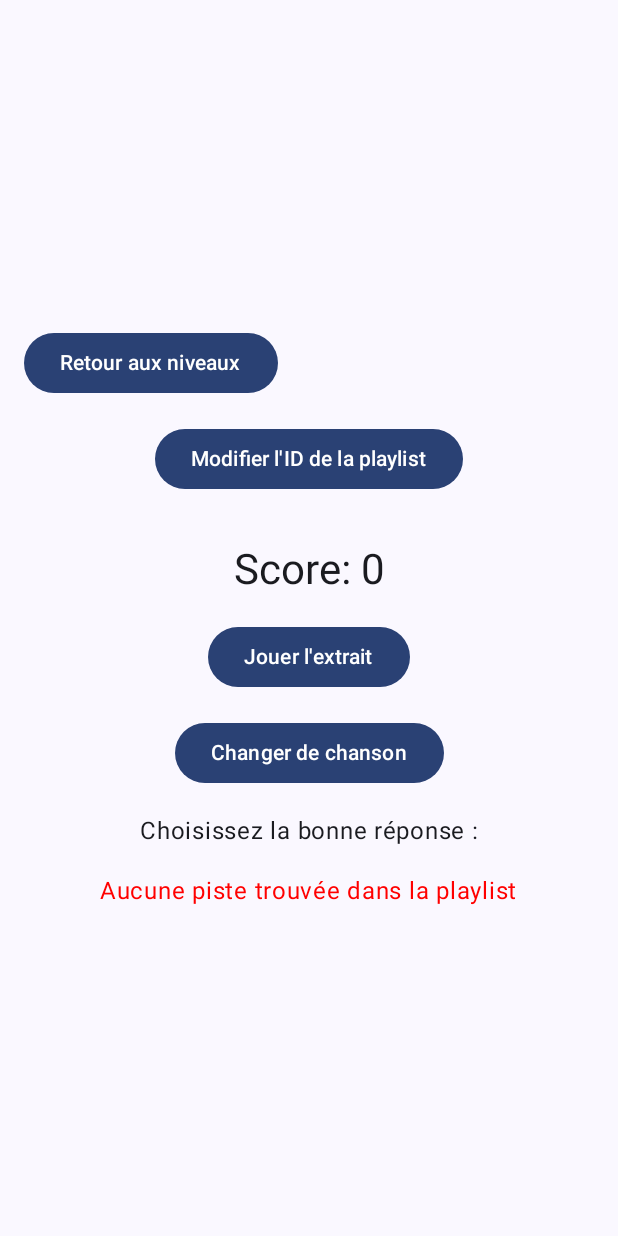
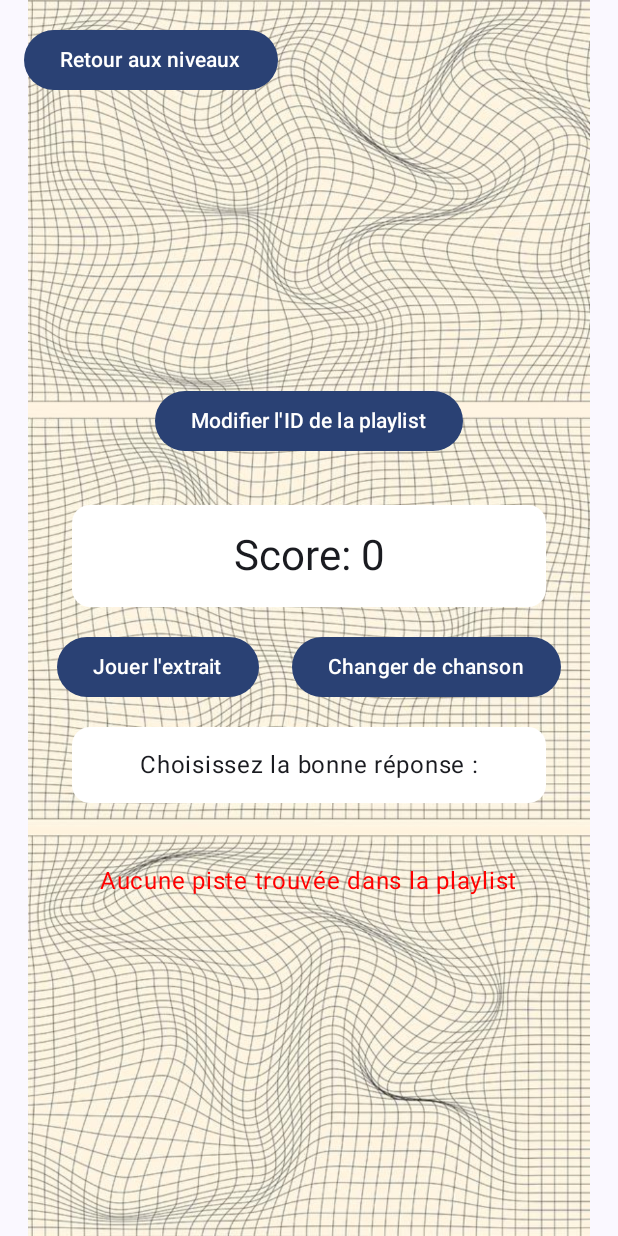
Before and after one commit to margauxmnto/A2MSI_Project, an Android app built with Jetpack Compose: the MainActivity screen opened directly, with no data from a screen before it, after a tap on "Niveau Facile", on a phone screen of 412 x 824 dp. Run offline under Robolectric (Android 15) with nearby library versions, the phone set to English and light mode, and no system bars.

Commit message:
Changement de la DA

```diff
--- a/app/src/main/java/com/mrevellemonteiro/a2msiproject/MainActivity.kt
+++ b/app/src/main/java/com/mrevellemonteiro/a2msiproject/MainActivity.kt
@@ -1,20 +1,25 @@
 package com.mrevellemonteiro.a2msiproject
 
+import android.content.Context
 import android.os.Bundle
 import android.widget.Toast
 import androidx.activity.ComponentActivity
 import androidx.activity.compose.setContent
 import androidx.activity.viewModels
+import androidx.compose.foundation.Image
+import androidx.compose.foundation.background
 import androidx.compose.foundation.layout.*
 import androidx.compose.material3.*
 import androidx.compose.runtime.*
 import androidx.compose.ui.Alignment
 import androidx.compose.ui.Modifier
 import androidx.compose.ui.graphics.Color
+import androidx.compose.ui.layout.ContentScale
 import androidx.compose.ui.platform.LocalContext
+import androidx.compose.ui.res.painterResource
+import androidx.compose.ui.res.stringResource
 import androidx.compose.ui.unit.dp
 import com.mrevellemonteiro.a2msiproject.ui.theme.A2MSIProjectTheme
-
 
 class MainActivity : ComponentActivity() {
     private val gameViewModel: GameViewModel by viewModels()
@@ -39,10 +44,14 @@ class MainActivity : ComponentActivity() {
                     color = MaterialTheme.colorScheme.background
                 ) {
                     if (currentLevel.isEmpty()) {
-                        HomeScreen (onLevelSelected = { level ->
-                            gameViewModel.setGameLevel(level) })
+                        HomeScreen(onLevelSelected = { level ->
+                            gameViewModel.setGameLevel(level)
+                        })
                     } else {
-                        GameScreen(viewModel = gameViewModel, onBackToLevels = { gameViewModel.resetGame() } )
+                        GameScreen(
+                            viewModel = gameViewModel,
+                            onBackToLevels = { gameViewModel.resetGame() }
+                        )
                     }
                 }
             }
@@ -52,6 +61,18 @@ class MainActivity : ComponentActivity() {
 
 @Composable
 fun HomeScreen(onLevelSelected: (String) -> Unit) {
+    Box(
+        modifier = Modifier.fillMaxSize()
+    ) {
+        // Image de fond
+        Image(
+            painter = painterResource(id = R.drawable.fond),
+            contentDescription = null,
+            contentScale = ContentScale.Fit,
+            modifier = Modifier.fillMaxSize()
+        )
+
+        // Contenu superposé
         Column(
             modifier = Modifier
                 .fillMaxSize()
@@ -59,7 +80,10 @@ fun HomeScreen(onLevelSelected: (String) -> Unit) {
             verticalArrangement = Arrangement.Center,
             horizontalAlignment = Alignment.CenterHorizontally
         ) {
-        Text(text = "Choisissez un niveau", style = MaterialTheme.typography.headlineMedium)
+            Text(
+                text = "Choisissez un niveau",
+                style = MaterialTheme.typography.headlineMedium
+            )
 
             Spacer(modifier = Modifier.height(16.dp))
 
@@ -71,6 +95,7 @@ fun HomeScreen(onLevelSelected: (String) -> Unit) {
 
             Button(onClick = { onLevelSelected("hard") }) {
                 Text("Niveau Difficile")
+            }
         }
     }
 }
@@ -88,6 +113,27 @@ fun GameScreen(viewModel: GameViewModel, onBackToLevels: () -> Unit) {
     var showDialog by remember { mutableStateOf(false) }
     var newPlaylistId by remember { mutableStateOf("") }
 
+    Box(
+        modifier = Modifier.fillMaxSize()
+    ) {
+        // Image de fond
+        Image(
+            painter = painterResource(id = R.drawable.fond),
+            contentDescription = null,
+            contentScale = ContentScale.Fit,
+            modifier = Modifier.fillMaxSize()
+        )
+
+        // Bouton "Retour aux niveaux" aligné en haut à gauche
+        Button(
+            onClick = onBackToLevels,
+            modifier = Modifier
+                .align(Alignment.TopStart)
+                .padding(16.dp)
+        ) {
+            Text("Retour aux niveaux")
+        }
+
         Column(
             modifier = Modifier
                 .fillMaxSize()
@@ -95,16 +141,8 @@ fun GameScreen(viewModel: GameViewModel, onBackToLevels: () -> Unit) {
             verticalArrangement = Arrangement.Center,
             horizontalAlignment = Alignment.CenterHorizontally
         ) {
-        Button(
-            onClick = onBackToLevels,
-            modifier = Modifier.align(Alignment.Start)
-        ) {
-            Text("Retour aux niveaux")
-        }
+            Spacer(modifier = Modifier.height(32.dp)) // Laisser de l'espace sous le bouton "Retour"
 
-        Spacer(modifier = Modifier.height(16.dp))
-
-        // Bouton pour modifier l'ID de la playlist
             Button(onClick = { showDialog = true }) {
                 Text("Modifier l'ID de la playlist")
             }
@@ -156,29 +194,73 @@ fun GameScreen(viewModel: GameViewModel, onBackToLevels: () -> Unit) {
 
             Spacer(modifier = Modifier.height(16.dp))
 
+            Box(
+                modifier = Modifier
+                    .fillMaxWidth()
+                    .padding(horizontal = 32.dp)
+                    .background(
+                        color = Color.White,
+                        shape = MaterialTheme.shapes.medium
+                    )
+                    .padding(16.dp),
+                contentAlignment = Alignment.Center
+            ) {
                 Text(
                     text = "Score: $score",
                     style = MaterialTheme.typography.headlineMedium
                 )
-
-        Spacer(modifier = Modifier.height(16.dp))
-
-        Button(onClick = { viewModel.playPreview() }) {
-            Text("Jouer l'extrait")
             }
 
             Spacer(modifier = Modifier.height(16.dp))
 
+            // Alignement horizontal des boutons "Jouer l'extrait" et "Changer de chanson"
+            Row(
+                modifier = Modifier.fillMaxWidth(),
+                horizontalArrangement = Arrangement.SpaceEvenly
+            ) {
+                Button(onClick = { viewModel.playPreview() }) {
+                    Text("Jouer l'extrait")
+                }
                 Button(onClick = { viewModel.playNextSong() }) {
                     Text("Changer de chanson")
+                }
             }
 
             Spacer(modifier = Modifier.height(16.dp))
 
             if (currentLevel == "easy") {
-            Text(text = "Choisissez la bonne réponse :")
-            options.forEach { option ->
-                Button(onClick = {
+                Box(
+                    modifier = Modifier
+                        .fillMaxWidth()
+                        .padding(horizontal = 32.dp)
+                        .background(
+                            color = Color.White,
+                            shape = MaterialTheme.shapes.medium
+                        )
+                        .padding(16.dp),
+                    contentAlignment = Alignment.Center
+                ) {
+                    Text(
+                        text = "Choisissez la bonne réponse :",
+                        style = MaterialTheme.typography.bodyLarge
+                    )
+                }
+
+                Spacer(modifier = Modifier.height(16.dp))
+
+                // Boutons alignés en carré (2x2)
+                Column(
+                    modifier = Modifier.fillMaxWidth(),
+                    verticalArrangement = Arrangement.spacedBy(8.dp),
+                    horizontalAlignment = Alignment.CenterHorizontally
+                ) {
+                    Row(
+                        modifier = Modifier.fillMaxWidth(),
+                        horizontalArrangement = Arrangement.spacedBy(8.dp)
+                    ) {
+                        options.take(2).forEach { option ->
+                            Button(
+                                onClick = {
                                     if (viewModel.checkEasyGuess(option)) {
                                         Toast.makeText(
                                             context,
@@ -186,14 +268,50 @@ fun GameScreen(viewModel: GameViewModel, onBackToLevels: () -> Unit) {
                                             Toast.LENGTH_SHORT
                                         ).show()
                                     } else {
-                        Toast.makeText(context, "Mauvaise réponse.", Toast.LENGTH_SHORT).show()
+                                        Toast.makeText(
+                                            context,
+                                            "Mauvaise réponse.",
+                                            Toast.LENGTH_SHORT
+                                        ).show()
                                     }
                                     viewModel.playNextSong()
                                     viewModel.playPreview()
-                }) {
+                                },
+                                modifier = Modifier.weight(1f)
+                            ) {
                                 Text(option)
                             }
-                Spacer(modifier = Modifier.height(8.dp))
+                        }
+                    }
+                    Row(
+                        modifier = Modifier.fillMaxWidth(),
+                        horizontalArrangement = Arrangement.spacedBy(8.dp)
+                    ) {
+                        options.drop(2).forEach { option ->
+                            Button(
+                                onClick = {
+                                    if (viewModel.checkEasyGuess(option)) {
+                                        Toast.makeText(
+                                            context,
+                                            "Bonne réponse, vous avez gagné 1 point !",
+                                            Toast.LENGTH_SHORT
+                                        ).show()
+                                    } else {
+                                        Toast.makeText(
+                                            context,
+                                            "Mauvaise réponse.",
+                                            Toast.LENGTH_SHORT
+                                        ).show()
+                                    }
+                                    viewModel.playNextSong()
+                                    viewModel.playPreview()
+                                },
+                                modifier = Modifier.weight(1f)
+                            ) {
+                                Text(option)
+                            }
+                        }
+                    }
                 }
             } else {
                 TextField(
@@ -242,3 +360,4 @@ fun GameScreen(viewModel: GameViewModel, onBackToLevels: () -> Unit) {
             }
         }
     }
+}
```
Also changed, not shown: app/src/main/res/drawable/fond.jpg (added). Lines whose indentation alone changed are shown as unchanged.
